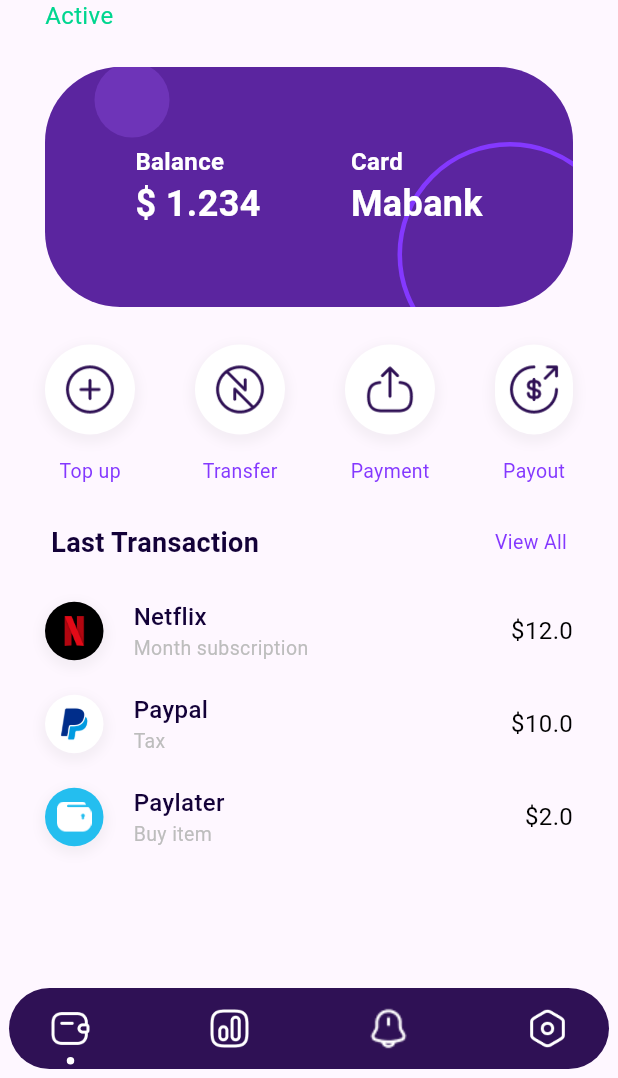
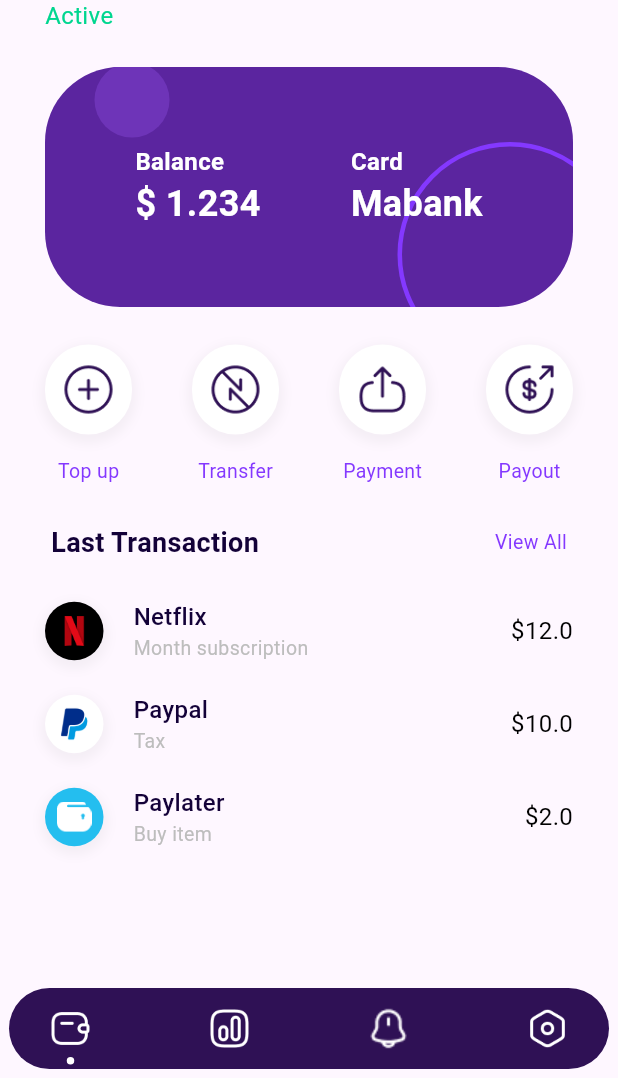
Before and after one commit to MokarmDev/wallet-app, a Flutter app: the screen it shows after launch, after a tap on "Login", on a phone screen of 412 x 824 dp, the part 158-1236 px from its top. Run offline on Flutter 3.47's test engine with Material 3 defaults, Android fonts, the phone set to English and light mode, and no system bars; drawn by our look-alikes of dot_navigation_bar; our stand-ins replace gap, image_picker.

Commit message:
add custom process card in widgets

```diff
--- a/lib/screens/home_screen.dart
+++ b/lib/screens/home_screen.dart
@@ -1,12 +1,11 @@
 import 'package:flutter/material.dart';
 import 'package:gap/gap.dart';
-import 'package:wallet_app/screens/add_card_payment_screen.dart';
 import 'package:wallet_app/screens/detail_card_screen.dart';
 import 'package:wallet_app/themes/colors.dart';
 import 'package:wallet_app/themes/text_styles.dart';
-import 'package:wallet_app/widgets/custom_circle_card.dart';
 
 import '../widgets/custom_builder_list_payment.dart';
+import '../widgets/custom_process_card.dart';
 import '../widgets/custom_section_title.dart';
 
 class HomeView extends StatefulWidget {
@@ -35,83 +34,30 @@ class _HomeViewState extends State<HomeView> {
               child: Gap(25),
             ),
             SliverList.list(
-              children: [
+              children: const [
                 Row(
                   children: [
-                    Column(
-                      children: [
-                        CustomCircleCard(
-                          image: 'assets/icons/add_circle.png',
-                          onPressed: () {
-                            Navigator.push(
-                                context,
-                                MaterialPageRoute(
-                                    builder: (_) =>
-                                        const AddCardPaymentView()));
-                          },
-                        ),
-                        const Gap(15),
-                        Text(
-                          'Top up',
-                          style: TextStyles.textTexStyle(
-                            color: MyColor.purpleColor,
-                            fontSize: 13,
-                          ),
-                        )
-                      ],
+                    Expanded(
+                      child: CustomProcessCard(
+                          imagePath: 'assets/icons/add_circle.png',
+                          title: 'Top up'),
                     ),
-                    const Gap(40),
-                    Column(
-                      children: [
-                        CustomCircleCard(
-                          image: 'assets/icons/transfer.png',
-                          onPressed: () {},
-                        ),
-                        const Gap(15),
-                        Text(
-                          'Transfer',
-                          style: TextStyles.textTexStyle(
-                            color: MyColor.purpleColor,
-                            fontSize: 13,
-                          ),
-                        )
-                      ],
+                    Gap(40),
+                    Expanded(
+                      child: CustomProcessCard(
+                          imagePath: 'assets/icons/transfer.png',
+                          title: 'Transfer'),
                     ),
-                    const Gap(40),
-                    Column(
-                      children: [
-                        CustomCircleCard(
-                          image: 'assets/icons/export.png',
-                          onPressed: () {},
-                        ),
-                        const Gap(15),
-                        Text(
-                          'Payment',
-                          style: TextStyles.textTexStyle(
-                            color: MyColor.purpleColor,
-                            fontSize: 13,
-                          ),
-                        )
-                      ],
+                    Gap(40),
+                    Expanded(
+                      child: CustomProcessCard(
+                          imagePath: 'assets/icons/export.png',
+                          title: 'Payment'),
                     ),
-                    const Gap(40),
+                    Gap(40),
                     Expanded(
-                      child: Column(
-                        children: [
-                          CustomCircleCard(
-                            image: 'assets/icons/money.png',
-                            onPressed: () {},
-                          ),
-                          const Gap(15),
-                          Text(
-                            'Payout',
-                            style: TextStyles.textTexStyle(
-                              color: MyColor.purpleColor,
-                              fontSize: 13,
-                            ),
-                          )
-                        ],
-                      ),
+                      child: CustomProcessCard(
+                          imagePath: 'assets/icons/money.png', title: 'Payout'),
                     ),
                   ],
                 ),
--- /dev/null
+++ b/lib/widgets/custom_process_card.dart
@@ -0,0 +1,38 @@
+import 'package:flutter/material.dart';
+import 'package:gap/gap.dart';
+
+import '../themes/colors.dart';
+import '../themes/text_styles.dart';
+import 'custom_circle_card.dart';
+
+class CustomProcessCard extends StatelessWidget {
+  final String imagePath;
+  final String title;
+  final Function()? onPressed;
+
+  const CustomProcessCard(
+      {super.key,
+      required this.imagePath,
+      required this.title,
+      this.onPressed});
+
+  @override
+  Widget build(BuildContext context) {
+    return Column(
+      children: [
+        CustomCircleCard(
+          image: imagePath,
+          onPressed: () {},
+        ),
+        const Gap(15),
+        Text(
+          title,
+          style: TextStyles.textTexStyle(
+            color: MyColor.purpleColor,
+            fontSize: 13,
+          ),
+        )
+      ],
+    );
+  }
+}
```
